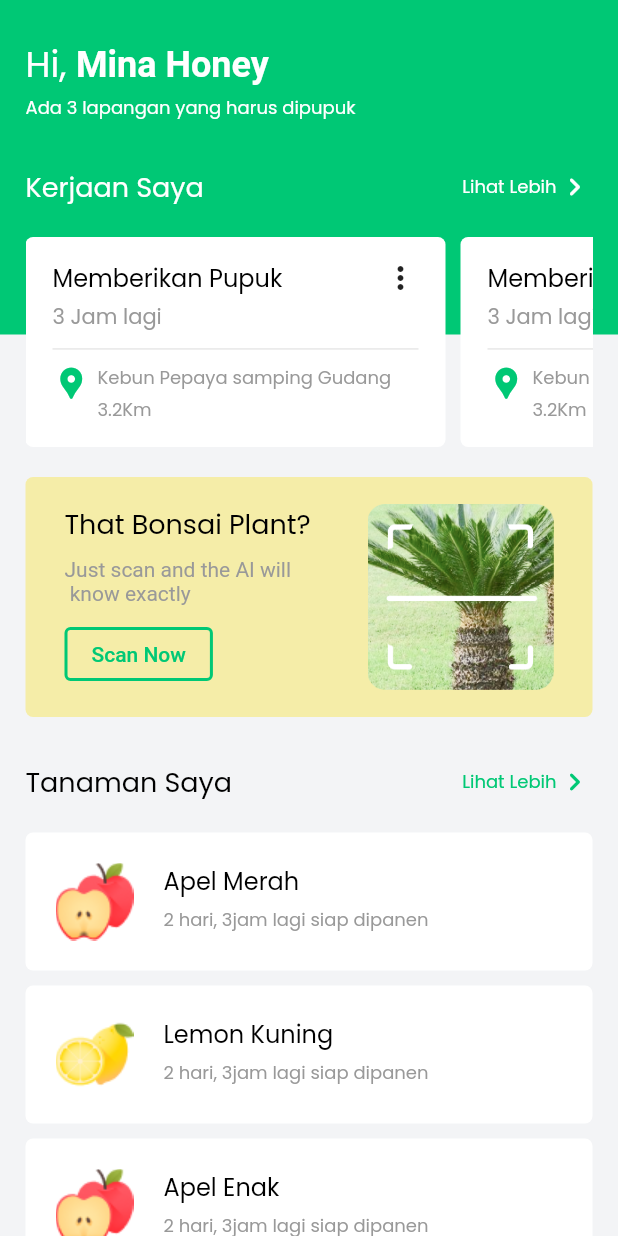
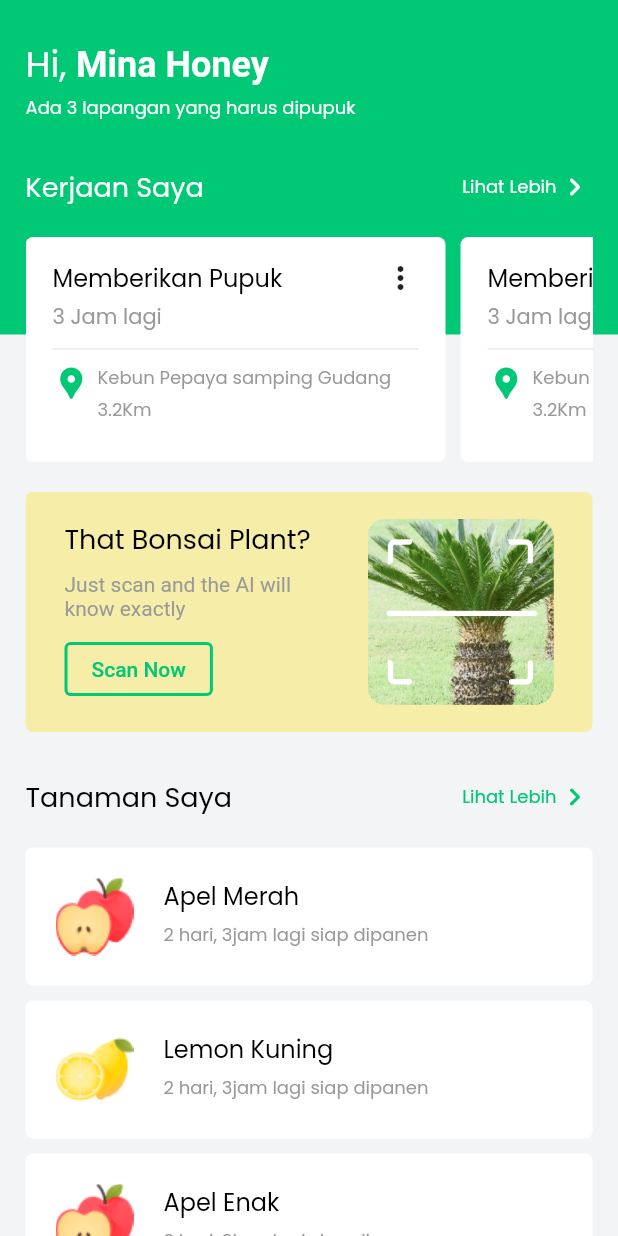
Before and after one commit to cehaaa/plantify, a Flutter app: the screen it shows after launch, on a phone screen of 412 x 824 dp. Run offline on Flutter 3.47's test engine with Material 2 defaults, Android fonts, the phone set to English and light mode, and no system bars; our stand-ins replace google_fonts.

Commit message:
fix: code refactoring

```diff
--- a/lib/components/quickScan.dart
+++ b/lib/components/quickScan.dart
@@ -34,7 +34,7 @@ class QuickScan extends StatelessWidget {
                             FontVariables.getStyle(TextSize.lg, Colors.black),
                       ),
                       Text(
-                        'Just scan and the AI will \n know exactly',
+                        'Just scan and the AI will\nknow exactly',
                         style: TextStyle(
                           color: ColorVariables.riverStone,
                         ),
--- a/lib/components/taskList.dart
+++ b/lib/components/taskList.dart
@@ -38,7 +38,7 @@ class TaskList extends StatelessWidget {
         ),
         Container(
           margin: EdgeInsets.only(top: 20),
-          height: 140,
+          height: 150,
           child: ListView(
             scrollDirection: Axis.horizontal,
             physics: BouncingScrollPhysics(),
--- a/lib/main.dart
+++ b/lib/main.dart
@@ -10,7 +10,8 @@ class MyApp extends StatelessWidget {
   @override
   Widget build(BuildContext context) {
     return MaterialApp(
-      title: 'Flutter Demo',
+      debugShowCheckedModeBanner: false,
+      title: 'Plantify',
       theme: ThemeData(
         primarySwatch: Colors.blue,
       ),
```
Also changed, not shown: 1 other file.
